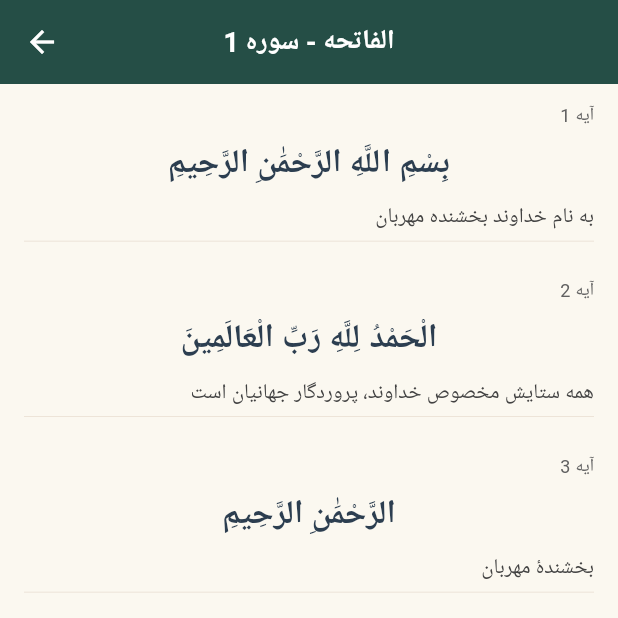
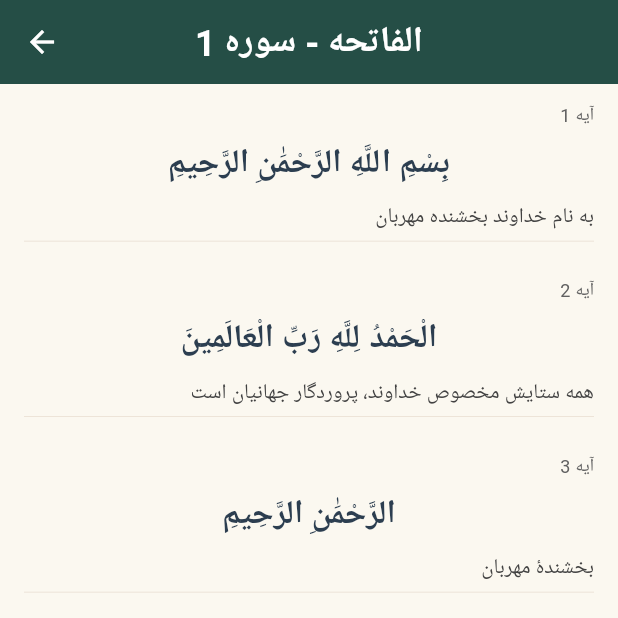
Before and after one commit to borhani101/quran_mvp, a Flutter app: the screen it shows after launch, after a tap on an icon or button, on a phone screen of 412 x 824 dp, the top half of it. Run offline on Flutter 3.47's test engine with Material 3 defaults, Android fonts, the phone set to English and light mode, and no system bars.

Commit message:
refactor: Update theme to match target UI with proper colors and styling

```diff
--- a/lib/theme/app_theme.dart
+++ b/lib/theme/app_theme.dart
@@ -1,5 +1,5 @@
 import 'package:flutter/material.dart';
-import 'app_colors.dart';
+import '../theme/app_colors.dart';
 
 /// Theme Data for Quran MVP Application
 class AppTheme {
@@ -38,12 +38,12 @@ class AppTheme {
         centerTitle: true,
         titleTextStyle: const TextStyle(
           color: Colors.white,
-          fontSize: 18,
+          fontSize: 24,
           fontWeight: FontWeight.w600,
         ),
       ),
 
-      // Text Theme - فونت‌های مناسب
+      // Text Theme
       textTheme: TextTheme(
         displayLarge: TextStyle(
           fontSize: 32,
@@ -95,40 +95,36 @@ class AppTheme {
       // Card Theme
       cardTheme: CardTheme(
         color: AppColors.cardBg,
-        elevation: 2,
+        elevation: 0,
         shape: RoundedRectangleBorder(
-          borderRadius: BorderRadius.circular(12),
-          side: const BorderSide(
-            color: AppColors.dividerColor,
-            width: 0.5,
-          ),
+          borderRadius: BorderRadius.circular(0),
         ),
       ),
 
       // Input Decoration Theme
       inputDecorationTheme: InputDecorationTheme(
         filled: true,
-        fillColor: AppColors.bgLight,
-        contentPadding: const EdgeInsets.symmetric(horizontal: 16, vertical: 14),
+        fillColor: Colors.white,
+        contentPadding: const EdgeInsets.symmetric(horizontal: 16, vertical: 12),
         border: OutlineInputBorder(
-          borderRadius: BorderRadius.circular(12),
+          borderRadius: BorderRadius.circular(24),
           borderSide: const BorderSide(
             color: AppColors.dividerColor,
-            width: 1,
+            width: 0,
           ),
         ),
         enabledBorder: OutlineInputBorder(
-          borderRadius: BorderRadius.circular(12),
+          borderRadius: BorderRadius.circular(24),
           borderSide: const BorderSide(
             color: AppColors.dividerColor,
-            width: 1,
+            width: 0,
           ),
         ),
         focusedBorder: OutlineInputBorder(
-          borderRadius: BorderRadius.circular(12),
+          borderRadius: BorderRadius.circular(24),
           borderSide: const BorderSide(
             color: AppColors.primaryDark,
-            width: 2,
+            width: 1,
           ),
         ),
         hintStyle: TextStyle(
@@ -168,7 +164,7 @@ class AppTheme {
 
       // BottomNavigationBar Theme
       bottomNavigationBarTheme: BottomNavigationBarThemeData(
-        backgroundColor: AppColors.cardBg,
+        backgroundColor: Colors.white,
         selectedItemColor: AppColors.primaryDark,
         unselectedItemColor: AppColors.textGrey,
         elevation: 8,
@@ -182,7 +178,6 @@ class AppTheme {
         space: 0,
       ),
 
-      // Other
       useMaterial3: true,
     );
   }
```
